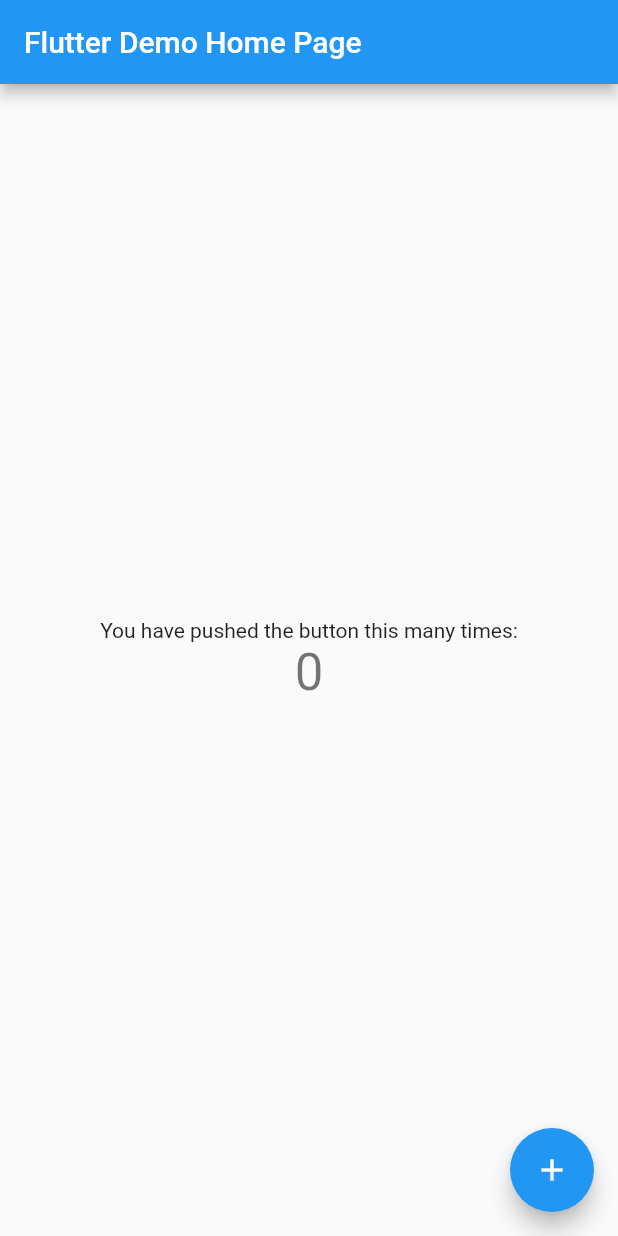
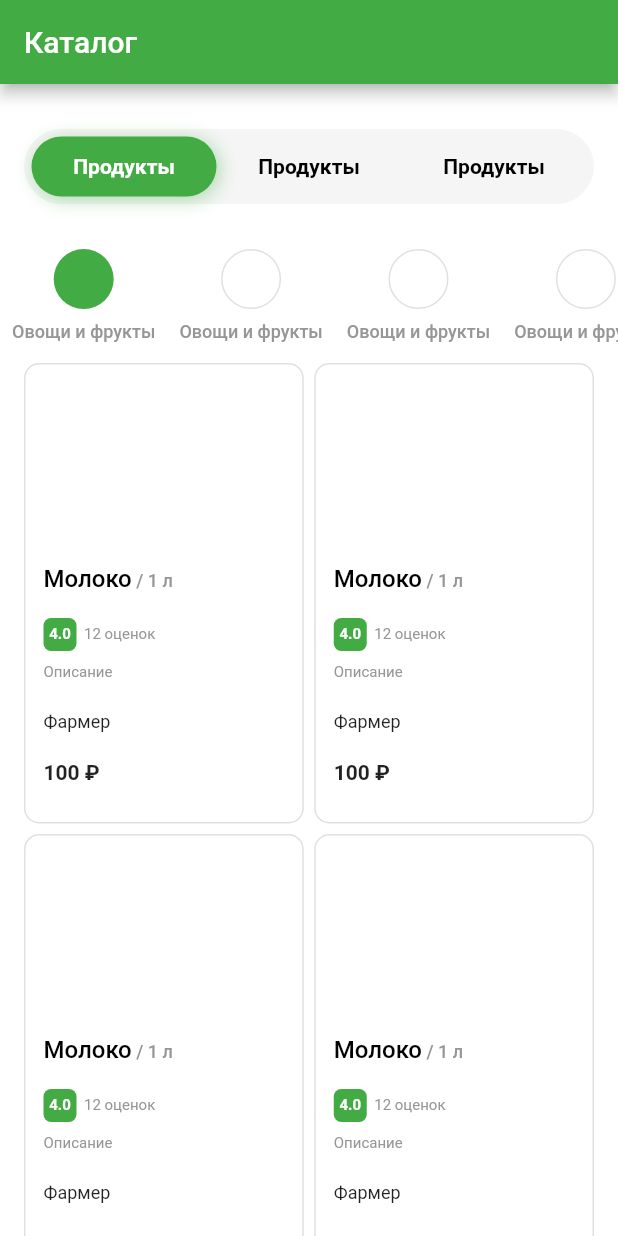
Before and after one commit to bitizen248/rshb_test_task, a Flutter app: the screen it shows after launch, on a phone screen of 412 x 824 dp. Run offline on Flutter 3.47's test engine with Material 2 defaults, Android fonts, the phone set to English and light mode, and no system bars; our stand-ins replace flutter_svg, shared_preferences; generated files the repository leaves out were written again.

Commit message:
Доработки по стилям

```diff
--- a/lib/app.dart
+++ b/lib/app.dart
@@ -1,4 +1,6 @@
 import 'package:divan_test_task_rshb/resources/products_api.dart';
+import 'package:divan_test_task_rshb/screens/colors.dart';
+import 'package:divan_test_task_rshb/screens/main_screen.dart';
 import 'package:flutter/material.dart';
 
 import 'models/sort_order.dart';
@@ -10,110 +12,10 @@ class RshbApp extends StatelessWidget {
     return MaterialApp(
       title: 'РСХБ Тествое задание',
       theme: ThemeData(
-        // This is the theme of your application.
-        //
-        // Try running your application with "flutter run". You'll see the
-        // application has a blue toolbar. Then, without quitting the app, try
-        // changing the primarySwatch below to Colors.green and then invoke
-        // "hot reload" (press "r" in the console where you ran "flutter run",
-        // or simply save your changes to "hot reload" in a Flutter IDE).
-        // Notice that the counter didn't reset back to zero; the application
-        // is not restarted.
-        primarySwatch: Colors.blue,
-        // This makes the visual density adapt to the platform that you run
-        // the app on. For desktop platforms, the controls will be smaller and
-        // closer together (more dense) than on mobile platforms.
+        primaryColor: RshbColors.primary,
         visualDensity: VisualDensity.adaptivePlatformDensity,
       ),
-      home: MyHomePage(title: 'Flutter Demo Home Page'),
+      home: MainScreen(),
     );
   }
 }
-
-class MyHomePage extends StatefulWidget {
-  MyHomePage({Key key, this.title}) : super(key: key);
-
-  // This widget is the home page of your application. It is stateful, meaning
-  // that it has a State object (defined below) that contains fields that affect
-  // how it looks.
-
-  // This class is the configuration for the state. It holds the values (in this
-  // case the title) provided by the parent (in this case the App widget) and
-  // used by the build method of the State. Fields in a Widget subclass are
-  // always marked "final".
-
-  final String title;
-
-  @override
-  _MyHomePageState createState() => _MyHomePageState();
-}
-
-class _MyHomePageState extends State<MyHomePage> {
-  int _counter = 0;
-
-  void _incrementCounter() {
-    setState(() {
-      // This call to setState tells the Flutter framework that something has
-      // changed in this State, which causes it to rerun the build method below
-      // so that the display can reflect the updated values. If we changed
-      // _counter without calling setState(), then the build method would not be
-      // called again, and so nothing would appear to happen.
-      _counter++;
-    });
-  }
-
-  @override
-  Widget build(BuildContext context) {
-    // This method is rerun every time setState is called, for instance as done
-    // by the _incrementCounter method above.
-    //
-    // The Flutter framework has been optimized to make rerunning build methods
-    // fast, so that you can just rebuild anything that needs updating rather
-    // than having to individually change instances of widgets.
-    return Scaffold(
-      appBar: AppBar(
-        // Here we take the value from the MyHomePage object that was created by
-        // the App.build method, and use it to set our appbar title.
-        title: Text(widget.title),
-      ),
-      body: Center(
-        // Center is a layout widget. It takes a single child and positions it
-        // in the middle of the parent.
-        child: Column(
-          // Column is also a layout widget. It takes a list of children and
-          // arranges them vertically. By default, it sizes itself to fit its
-          // children horizontally, and tries to be as tall as its parent.
-          //
-          // Invoke "debug painting" (press "p" in the console, choose the
-          // "Toggle Debug Paint" action from the Flutter Inspector in Android
-          // Studio, or the "Toggle Debug Paint" command in Visual Studio Code)
-          // to see the wireframe for each widget.
-          //
-          // Column has various properties to control how it sizes itself and
-          // how it positions its children. Here we use mainAxisAlignment to
-          // center the children vertically; the main axis here is the vertical
-          // axis because Columns are vertical (the cross axis would be
-          // horizontal).
-          mainAxisAlignment: MainAxisAlignment.center,
-          children: <Widget>[
-            Text(
-              'You have pushed the button this many times:',
-            ),
-            Text(
-              '$_counter',
-              style: Theme
-                  .of(context)
-                  .textTheme
-                  .headline4,
-            ),
-          ],
-        ),
-      ),
-      floatingActionButton: FloatingActionButton(
-        onPressed: _incrementCounter,
-        tooltip: 'Increment',
-        child: Icon(Icons.add),
-      ), // This trailing comma makes auto-formatting nicer for build methods.
-    );
-  }
-}
--- a/lib/screens/colors.dart
+++ b/lib/screens/colors.dart
@@ -3,4 +3,6 @@ import 'package:flutter/cupertino.dart';
 class RshbColors {
   static final Color primary = Color(0xFF42AB44);
   static final Color greyF5 = Color(0xFFF5F5F5);
+  static final Color greyE0 = Color(0xFFE0E0E0);
+  static final Color grey96 = Color(0xFF969696);
 }
--- a/lib/screens/main_screen.dart
+++ b/lib/screens/main_screen.dart
@@ -0,0 +1,44 @@
+import 'package:divan_test_task_rshb/screens/widgets/category_selector.dart';
+import 'package:divan_test_task_rshb/screens/widgets/product_card.dart';
+import 'package:divan_test_task_rshb/screens/widgets/tab_selector.dart';
+import 'package:flutter/material.dart';
+
+class MainScreen extends StatelessWidget {
+  @override
+  Widget build(BuildContext context) {
+    return Scaffold(
+      appBar: AppBar(
+        title: Text("Каталог"),
+      ),
+      backgroundColor: Colors.white,
+      body: ListView(
+        children: [
+          TabSelector(
+            tabs: [
+              SectionTab("Продукты"),
+              SectionTab("Продукты"),
+              SectionTab("Продукты"),
+            ],
+          ),
+          CategorySelector(),
+          GridView.count(
+            primary: false,
+            shrinkWrap: true,
+            crossAxisCount: 2,
+            padding: EdgeInsets.symmetric(horizontal: 16),
+            mainAxisSpacing: 7,
+            crossAxisSpacing: 7,
+            childAspectRatio: ((MediaQuery.of(context).size.width - 39)/2) / 307,
+            children: [
+              ProductCard(),
+              ProductCard(),
+              ProductCard(),
+              ProductCard(),
+              ProductCard(),
+            ],
+          )
+        ],
+      ),
+    );
+  }
+}
--- /dev/null
+++ b/lib/screens/strings.dart
@@ -0,0 +1,6 @@
+import 'package:intl/intl.dart';
+
+class Strings {
+  static String ratingPlural(int count) =>
+      Intl.plural(count, one: 'оценка', two: 'оценки', many: 'оценок', other: 'оценок', locale: 'ru');
+}
--- a/lib/screens/widgets/category_selector.dart
+++ b/lib/screens/widgets/category_selector.dart
@@ -13,7 +13,7 @@ class _CategorySelectorState extends State<CategorySelector> {
   @override
   Widget build(BuildContext context) {
     return Container(
-      height: 300,
+      height: 76,
       child: ListView(
         scrollDirection: Axis.horizontal,
         children: [
@@ -26,7 +26,7 @@ class _CategorySelectorState extends State<CategorySelector> {
               },
               child: _CategoryItem(
                 active: selectedCategory == i,
-                title: "Text",
+                title: "Овощи и фрукты",
               ),
             ),
         ],
@@ -47,16 +47,23 @@ class _CategoryItem extends StatelessWidget {
     return Column(
       children: [
         AnimatedContainer(
-          height: 50,
-          width: 50,
+          margin: const EdgeInsets.symmetric(horizontal: 21),
+          height: 40,
+          width: 40,
           child: iconUri != null ? SvgPicture.asset(iconUri) : null,
           decoration: BoxDecoration(
               color: active ? RshbColors.primary : null,
               borderRadius: BorderRadius.circular(25),
-              border: Border.all(color: Colors.black, width: 1)),
+              border: active ? null : Border.all(color: RshbColors.greyE0, width: 1)),
           duration: Duration(milliseconds: 500),
         ),
-        Text(title)
+        Padding(
+          padding: const EdgeInsets.all(8.0),
+          child: Text(
+            title,
+            style: TextStyle(fontSize: 12, fontWeight: FontWeight.w500, color: RshbColors.grey96),
+          ),
+        )
       ],
     );
   }
--- a/lib/screens/widgets/favorite_badge.dart
+++ b/lib/screens/widgets/favorite_badge.dart
@@ -0,0 +1,13 @@
+import 'package:flutter/material.dart';
+
+class FavoriteBadge extends StatefulWidget {
+  @override
+  _FavoriteBadgeState createState() => _FavoriteBadgeState();
+}
+
+class _FavoriteBadgeState extends State<FavoriteBadge> {
+  @override
+  Widget build(BuildContext context) {
+    return Container();
+  }
+}
--- a/lib/screens/widgets/product_card.dart
+++ b/lib/screens/widgets/product_card.dart
@@ -0,0 +1,75 @@
+import 'package:divan_test_task_rshb/models/product.dart';
+import 'package:divan_test_task_rshb/screens/colors.dart';
+import 'package:divan_test_task_rshb/screens/widgets/favorite_badge.dart';
+import 'package:divan_test_task_rshb/screens/widgets/rating_badge.dart';
+import 'package:flutter/material.dart';
+
+class ProductCard extends StatelessWidget {
+  final Product product;
+
+  const ProductCard({Key key, this.product}) : super(key: key);
+
+  @override
+  Widget build(BuildContext context) {
+    return Container(
+      decoration: BoxDecoration(
+          borderRadius: BorderRadius.circular(10), border: Border.all(color: RshbColors.greyE0, width: 1)),
+      child: Column(
+        children: [
+          Stack(
+            children: [
+              Container(
+                height: 121,
+              ),
+//              Image.asset(
+//                product.image,
+//                height: 121,
+//              ),
+              FavoriteBadge()
+            ],
+          ),
+          Container(
+            padding: EdgeInsets.only(left: 12, right: 12, top: 12, bottom: 24),
+            child: Column(
+              crossAxisAlignment: CrossAxisAlignment.start,
+              children: [
+                Container(
+                  height: 36,
+                  child: RichText(
+                    maxLines: 2,
+                    text: TextSpan(
+                        text: "Молоко",
+                        style: TextStyle(fontSize: 16, fontWeight: FontWeight.w500, color: Colors.black),
+                        children: [TextSpan(text: " / 1 л", style: TextStyle(fontSize: 12, color: RshbColors.grey96))]),
+                  ),
+                ),
+                RatingBadge(
+                  rating: 4,
+                  voteCount: 12,
+                ),
+                Container(
+                  height: 24,
+                    margin: EdgeInsets.only(top: 8, bottom: 8),
+                    child: Text(
+                      "Описание",
+                      maxLines: 2,
+                      style: TextStyle(fontSize: 10, color: RshbColors.grey96),
+                    )),
+                Container(
+                    height: 33,
+                    child: Text(
+                      "Фaрмер",
+                      style: TextStyle(fontSize: 12),
+                    )),
+                Text(
+                  "100 ₽",
+                  style: TextStyle(fontSize: 14, fontWeight: FontWeight.w600),
+                )
+              ],
+            ),
+          )
+        ],
+      ),
+    );
+  }
+}
--- a/lib/screens/widgets/rating_badge.dart
+++ b/lib/screens/widgets/rating_badge.dart
@@ -0,0 +1,33 @@
+import 'package:divan_test_task_rshb/screens/colors.dart';
+import 'package:divan_test_task_rshb/screens/strings.dart';
+import 'package:flutter/material.dart';
+
+class RatingBadge extends StatelessWidget {
+  final double rating;
+  final int voteCount;
+
+  const RatingBadge({Key key, this.rating, this.voteCount}) : super(key: key);
+
+  @override
+  Widget build(BuildContext context) {
+    return Row(
+      children: [
+        Container(
+          width: 22,
+          height: 22,
+          margin: EdgeInsets.only(right: 5),
+          decoration: BoxDecoration(color: RshbColors.primary, borderRadius: BorderRadius.circular(5)),
+          child: Center(
+              child: Text(
+            rating.toString(),
+            style: TextStyle(color: Colors.white, fontSize: 10, fontWeight: FontWeight.w600),
+          )),
+        ),
+        Text(
+          "${voteCount} ${Strings.ratingPlural(voteCount)}",
+          style: TextStyle(fontSize: 10, color: RshbColors.grey96),
+        )
+      ],
+    );
+  }
+}
--- a/lib/screens/widgets/tab_selector.dart
+++ b/lib/screens/widgets/tab_selector.dart
@@ -19,7 +19,7 @@ class _TabSelectorState extends State<TabSelector> with SingleTickerProviderStat
   @override
   void initState() {
     super.initState();
-    _animationController = AnimationController(duration: Duration(milliseconds: 500), vsync: this);
+    _animationController = AnimationController(duration: Duration(milliseconds: 300), vsync: this);
     _animation = IntTween(begin: 0, end: (widget.tabs.length * 100)).animate(_animationController);
     _animation.addListener(() {
       setState(() {});
@@ -42,7 +42,9 @@ class _TabSelectorState extends State<TabSelector> with SingleTickerProviderStat
                 shape: RoundedRectangleBorder(borderRadius: BorderRadius.circular(25)),
               ),
             ),
-            Row(
+            Padding(
+              padding: const EdgeInsets.all(5),
+              child: Row(
                 children: [
                   Expanded(
                     flex: _animation.value,
@@ -51,10 +53,17 @@ class _TabSelectorState extends State<TabSelector> with SingleTickerProviderStat
                   Expanded(
                     flex: 100,
                     child: Container(
-                    height: 50,
-                    decoration: ShapeDecoration(
+                      height: 40,
+                      decoration: BoxDecoration(
                         color: RshbColors.primary,
-                      shape: RoundedRectangleBorder(borderRadius: BorderRadius.circular(25)),
+                        borderRadius: BorderRadius.circular(25),
+                        boxShadow: [
+                          BoxShadow(
+                            color: RshbColors.primary.withOpacity(0.4),
+                            blurRadius: 10,
+                            offset: Offset(2, 2)
+                          )
+                        ]
                       ),
                     ),
                   ),
@@ -64,7 +73,10 @@ class _TabSelectorState extends State<TabSelector> with SingleTickerProviderStat
                   ),
                 ],
               ),
-            Row(
+            ),
+            Padding(
+              padding: const EdgeInsets.all(5.0),
+              child: Row(
                 children: [
                   for (var i = 0; i < widget.tabs.length; i++)
                     Expanded(
@@ -77,12 +89,16 @@ class _TabSelectorState extends State<TabSelector> with SingleTickerProviderStat
                         },
                         child: Center(
                             child: AnimatedDefaultTextStyle(
-                              duration: Duration(milliseconds: 500),
-                              style: TextStyle(color: i == _activeElement ? Colors.white : Colors.black),
+                                duration: Duration(milliseconds: 300),
+                                style: TextStyle(
+                                    color: i == _activeElement ? Colors.white : Colors.black,
+                                    fontSize: 14,
+                                    fontWeight: FontWeight.w600),
                                 child: Text(widget.tabs[i].name))),
                       ),
                     )
                 ],
+              ),
             )
           ],
         ),
--- a/pubspec.yaml
+++ b/pubspec.yaml
@@ -23,7 +23,8 @@ environment:
 dependencies:
   flutter:
     sdk: flutter
-
+  flutter_localizations:
+    sdk: flutter
 
   # The following adds the Cupertino Icons font to your application.
   # Use with the CupertinoIcons class for iOS style icons.
@@ -36,6 +37,8 @@ dependencies:
 dev_dependencies:
   json_serializable: ^3.4.1
   build_runner: ^1.10.1
+  intl_translation: ^0.17.10+1
+
   flutter_test:
     sdk: flutter
 
```
Also changed, not shown: lib/screens/styles.dart (deleted), pubspec.lock. Lines whose indentation alone changed are shown as unchanged.
